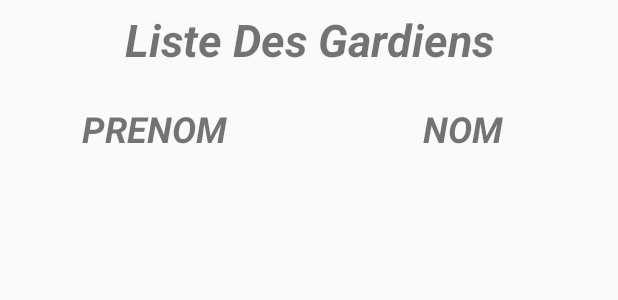
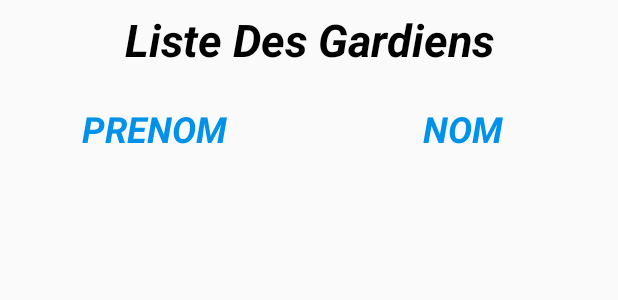
Before and after one commit to seydouba95/Projet_Mobile, an Android app: the layout engagement.xml on its own in the app's theme, with its tools: preview values and no code run, on a phone screen of 412 x 824 dp. Shown: the top 300 px of the screen. Run offline under Robolectric (Android 15) with nearby library versions, the phone set to English and light mode, and no system bars.

Commit message:
recuperation DETAILS GARDIENS et modification du design

```diff
--- a/app/src/main/res/layout/affichage_listgardien.xml
+++ b/app/src/main/res/layout/affichage_listgardien.xml
@@ -24,7 +24,8 @@
                 android:layout_width="match_parent"
                 android:layout_height="46dp"
                 android:gravity="center"
-                android:textSize="22sp"
+                android:textColor="@android:color/black"
+                android:textSize="24sp"
                 android:textStyle="bold|italic" />
         </LinearLayout>
 
@@ -39,7 +40,8 @@
                 android:layout_width="match_parent"
                 android:layout_height="50dp"
                 android:gravity="center"
-                android:textSize="22sp"
+                android:textColor="@android:color/black"
+                android:textSize="24sp"
                 android:textStyle="bold|italic" />
         </LinearLayout>
     </LinearLayout>
--- a/app/src/main/res/layout/engagement.xml
+++ b/app/src/main/res/layout/engagement.xml
@@ -20,6 +20,7 @@
                 android:layout_height="match_parent"
                 android:gravity="center"
                 android:text="Liste Des Gardiens"
+                android:textColor="@android:color/black"
                 android:textSize="30sp"
                 android:textStyle="bold|italic" />
         </LinearLayout>
@@ -35,6 +36,7 @@
                 android:layout_weight="1"
                 android:gravity="center"
                 android:text="PRENOM"
+                android:textColor="#0091EA"
                 android:textSize="24sp"
                 android:textStyle="bold|italic" />
 
@@ -45,6 +47,7 @@
                 android:layout_weight="1"
                 android:gravity="center"
                 android:text="NOM"
+                android:textColor="#0091EA"
                 android:textSize="24sp"
                 android:textStyle="bold|italic" />
         </LinearLayout>
```
